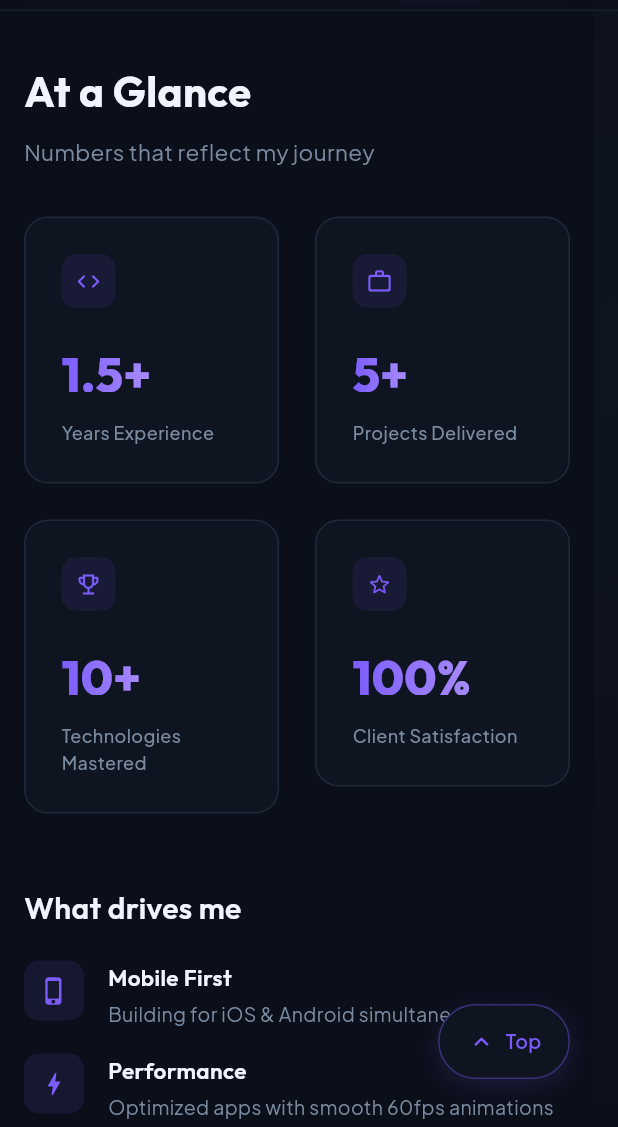
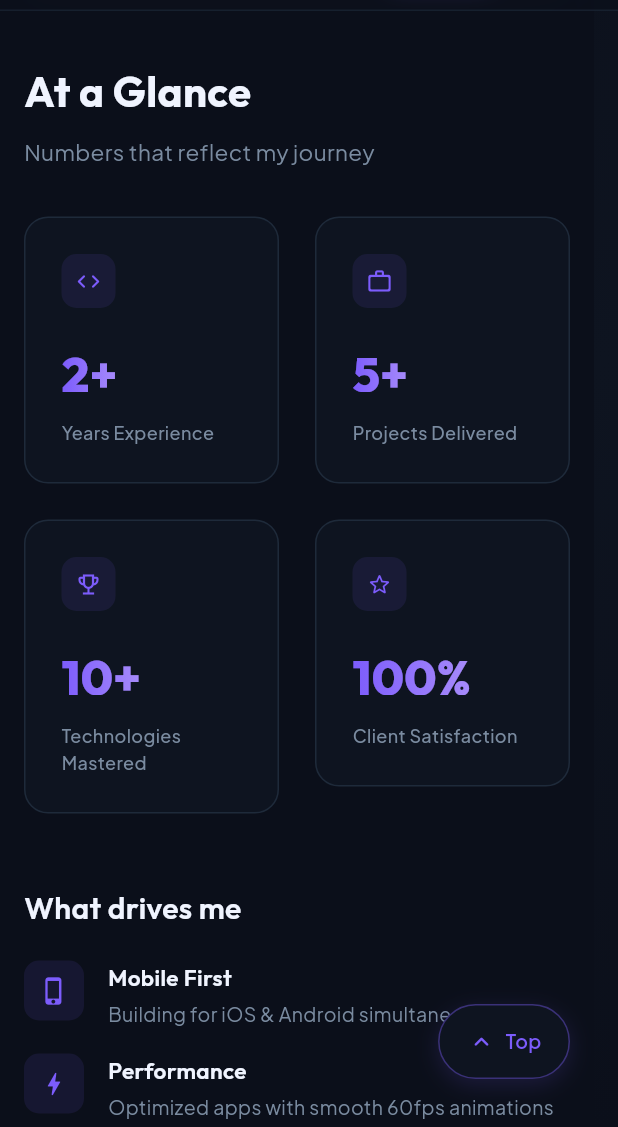
Before and after one commit to HasnainChd/my-portfolio-website, a Flutter app: the screen it shows after launch, scrolled down 1728 dp, on a phone screen of 412 x 824 dp, the part 109-1236 px from its top. Run offline on Flutter 3.47's test engine with Material 3 defaults, Android fonts, the phone set to English and light mode, and no system bars; drawn by our look-alikes of flutter_animate; our stand-ins replace animated_text_kit, google_fonts, shared_preferences, visibility_detector; missing offline and left inert: universal_html.

Commit message:
Update experience years to 2+

```diff
--- a/lib/widgets/about_section.dart
+++ b/lib/widgets/about_section.dart
@@ -124,7 +124,7 @@ class AboutSection extends StatelessWidget {
 
           // Bio
           Text(
-            "I'm a Flutter Developer with 1.5+ years of professional experience building "
+            "I'm a Flutter Developer with 2+ years of professional experience building "
             "cross-platform mobile applications. Previously at Nextpak Agile Solutions, Rawalpindi, "
             "I contributed to real-world projects — building responsive UIs, integrating "
             "REST APIs, working with Firebase & Supabase, and delivering apps on time.",
@@ -292,7 +292,7 @@ class AboutSection extends StatelessWidget {
 
   Widget _buildStatsGrid(BuildContext context, bool isDark) {
     final stats = [
-      (Icons.code_rounded, '1.5+', 'Years Experience'),
+      (Icons.code_rounded, '2+', 'Years Experience'),
       (Icons.work_outline_rounded, '5+', 'Projects Delivered'),
       (Icons.emoji_events_outlined, '10+', 'Technologies Mastered'),
       (Icons.star_outline_rounded, '100%', 'Client Satisfaction'),
```
Also changed, not shown: 1 other file.
